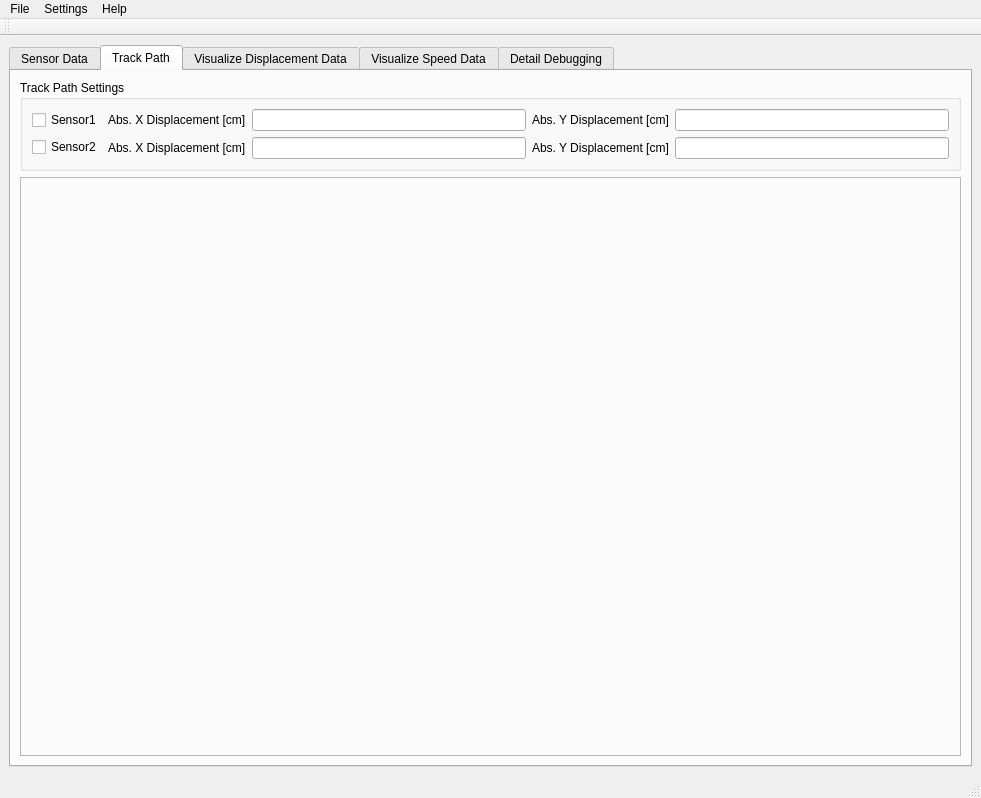
Above: src/nxt_qt/ui/mousemonitor_window.ui from Smart-Minotaur/nxt_minotaur before the change. Below: the same form after it.
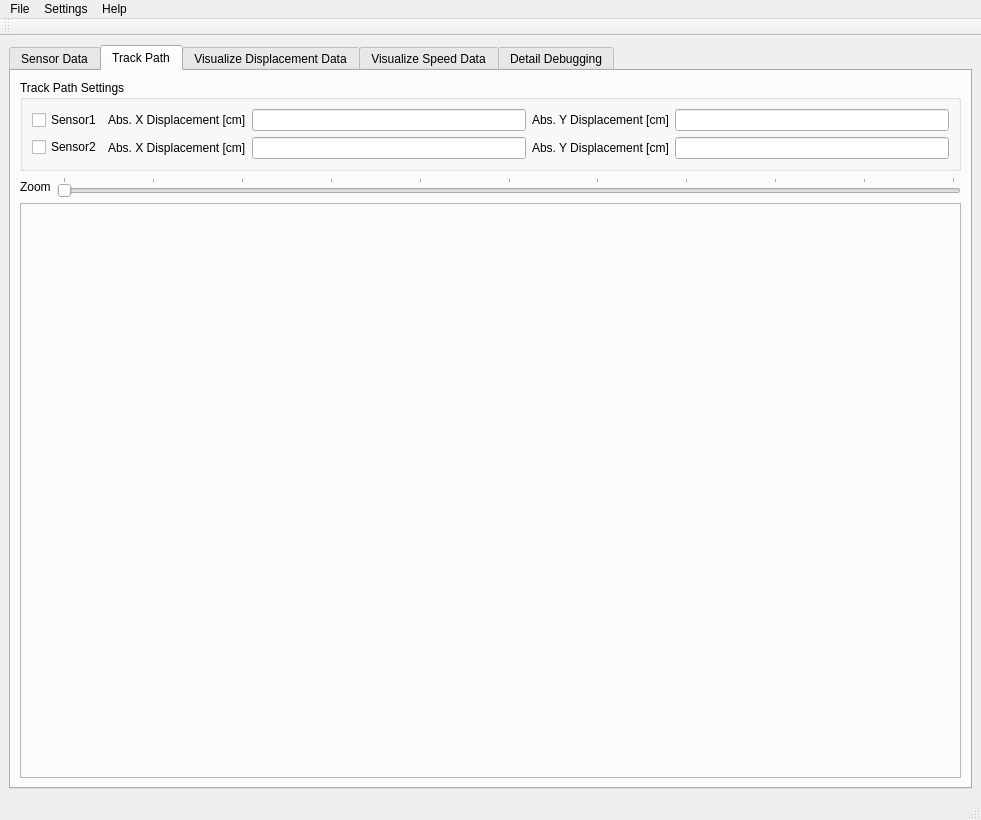
That is the form after the change. Icons and pictures are not drawn. Custom widgets are drawn as their Qt base class.

Commit message: Added slider for zoom factor.

Patch:
```diff
--- a/src/nxt_qt/ui/mousemonitor_window.ui
+++ b/src/nxt_qt/ui/mousemonitor_window.ui
@@ -7,7 +7,7 @@
     <x>0</x>
     <y>0</y>
     <width>981</width>
-    <height>798</height>
+    <height>820</height>
    </rect>
   </property>
   <property name="windowTitle">
@@ -452,8 +452,59 @@
             </layout>
            </widget>
           </item>
+          <item>
+           <layout class="QFormLayout" name="formLayout">
+            <property name="sizeConstraint">
+             <enum>QLayout::SetMinimumSize</enum>
+            </property>
+            <property name="fieldGrowthPolicy">
+             <enum>QFormLayout::AllNonFixedFieldsGrow</enum>
+            </property>
+            <property name="rowWrapPolicy">
+             <enum>QFormLayout::DontWrapRows</enum>
+            </property>
+            <property name="verticalSpacing">
+             <number>6</number>
+            </property>
+            <item row="1" column="0">
+             <widget class="QLabel" name="label_15">
+              <property name="text">
+               <string>Zoom</string>
+              </property>
+             </widget>
+            </item>
+            <item row="1" column="1">
+             <widget class="QSlider" name="zoomSlider">
+              <property name="sizePolicy">
+               <sizepolicy hsizetype="Expanding" vsizetype="Preferred">
+                <horstretch>0</horstretch>
+                <verstretch>0</verstretch>
+               </sizepolicy>
+              </property>
+              <property name="maximum">
+               <number>10</number>
+              </property>
+              <property name="orientation">
+               <enum>Qt::Horizontal</enum>
+              </property>
+              <property name="invertedAppearance">
+               <bool>false</bool>
+              </property>
+              <property name="tickPosition">
+               <enum>QSlider::TicksAbove</enum>
+              </property>
+             </widget>
+            </item>
+           </layout>
+          </item>
           <item>
            <widget class="QFrame" name="trackPathFrame">
+            <property name="sizePolicy">
+             <sizepolicy hsizetype="Preferred" vsizetype="Expanding">
+              <horstretch>0</horstretch>
+              <verstretch>0</verstretch>
+             </sizepolicy>
+            </property>
             <property name="frameShape">
              <enum>QFrame::StyledPanel</enum>
             </property>
```
Left out of the diff: 22 changed lines with no effect on the pictures. The commit also changes 2 other files.
